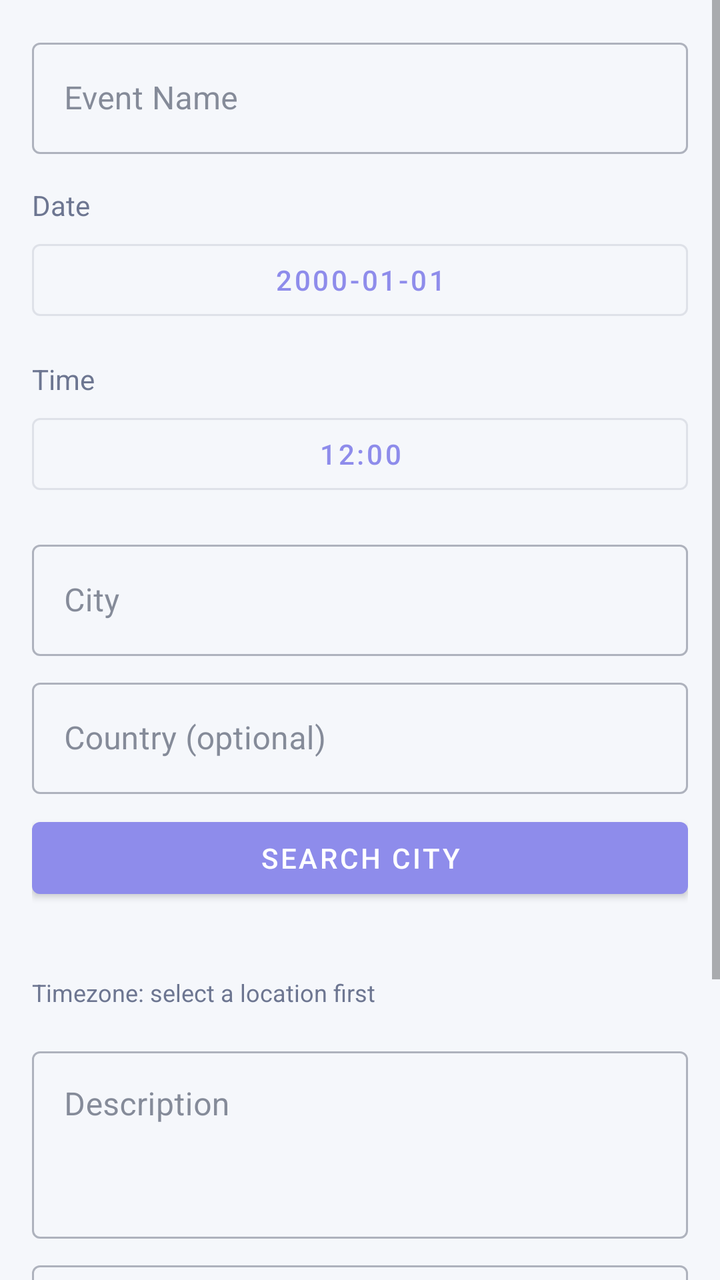
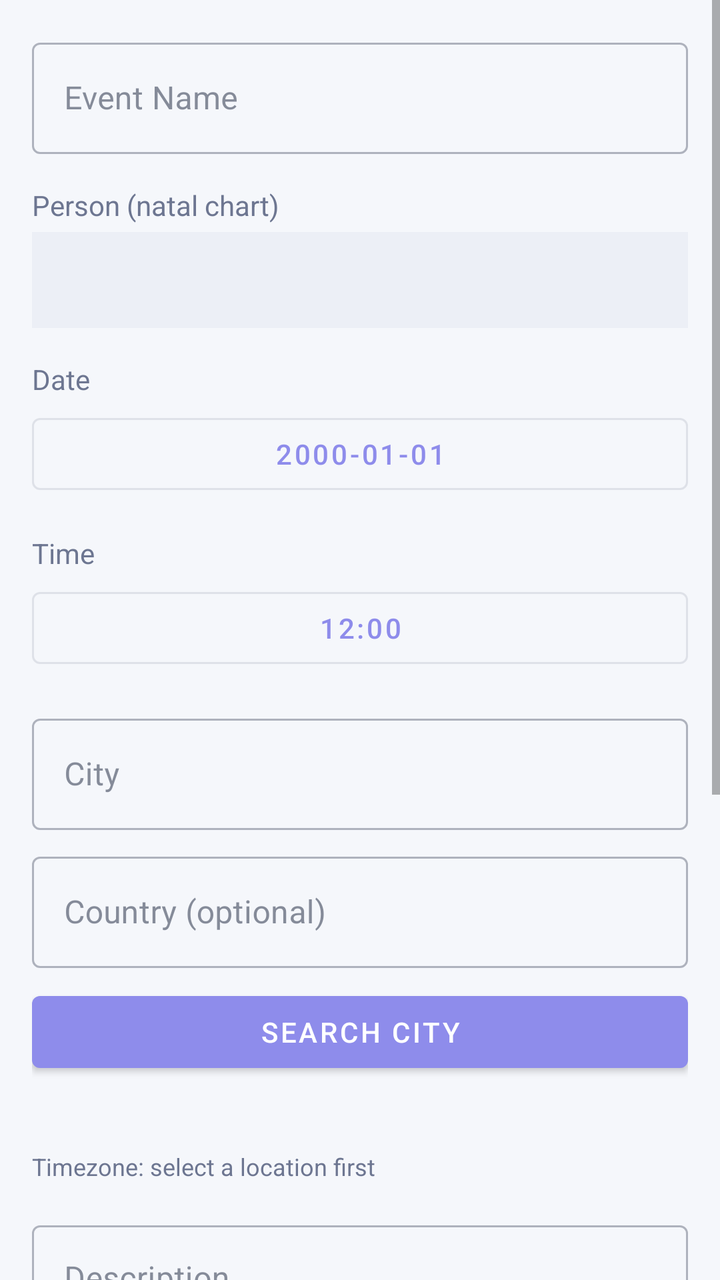

Before-and-after screenshots of an Android layout around one commit, followed by the original layout XML and the change that was made.
<!-- AndroidManifest.xml: application theme Theme.AstroDiary -->
<!-- res/layout/fragment_event_form.xml -->
<?xml version="1.0" encoding="utf-8"?>
<ScrollView
    xmlns:android="http://schemas.android.com/apk/res/android"
    xmlns:app="http://schemas.android.com/apk/res-auto"
    android:layout_width="match_parent"
    android:layout_height="match_parent"
    android:background="@color/background_dark">

    <LinearLayout
        android:layout_width="match_parent"
        android:layout_height="wrap_content"
        android:orientation="vertical"
        android:padding="16dp">

        <com.google.android.material.textfield.TextInputLayout
            android:id="@+id/layoutName"
            style="@style/Widget.MaterialComponents.TextInputLayout.OutlinedBox"
            android:layout_width="match_parent"
            android:layout_height="wrap_content"
            android:hint="@string/event_name">

            <com.google.android.material.textfield.TextInputEditText
                android:id="@+id/editName"
                android:layout_width="match_parent"
                android:layout_height="wrap_content"
                android:inputType="textCapSentences" />

        </com.google.android.material.textfield.TextInputLayout>

        <TextView
            android:layout_width="wrap_content"
            android:layout_height="wrap_content"
            android:layout_marginTop="16dp"
            android:text="@string/date"
            android:textColor="@color/text_secondary" />

        <Button
            android:id="@+id/buttonPickDate"
            style="@style/Widget.MaterialComponents.Button.OutlinedButton"
            android:layout_width="match_parent"
            android:layout_height="wrap_content"
            android:layout_marginTop="4dp"
            android:text="2000-01-01" />

        <TextView
            android:layout_width="wrap_content"
            android:layout_height="wrap_content"
            android:layout_marginTop="16dp"
            android:text="@string/time"
            android:textColor="@color/text_secondary" />

        <Button
            android:id="@+id/buttonPickTime"
            style="@style/Widget.MaterialComponents.Button.OutlinedButton"
            android:layout_width="match_parent"
            android:layout_height="wrap_content"
            android:layout_marginTop="4dp"
            android:text="12:00" />

        <com.google.android.material.textfield.TextInputLayout
            android:id="@+id/layoutCity"
            style="@style/Widget.MaterialComponents.TextInputLayout.OutlinedBox"
            android:layout_width="match_parent"
            android:layout_height="wrap_content"
            android:layout_marginTop="16dp"
            android:hint="@string/city">

            <com.google.android.material.textfield.TextInputEditText
                android:id="@+id/editCity"
                android:layout_width="match_parent"
                android:layout_height="wrap_content"
                android:inputType="textCapSentences" />

        </com.google.android.material.textfield.TextInputLayout>

        <com.google.android.material.textfield.TextInputLayout
            android:id="@+id/layoutCountry"
            style="@style/Widget.MaterialComponents.TextInputLayout.OutlinedBox"
            android:layout_width="match_parent"
            android:layout_height="wrap_content"
            android:layout_marginTop="8dp"
            android:hint="@string/country">

            <com.google.android.material.textfield.TextInputEditText
                android:id="@+id/editCountry"
                android:layout_width="match_parent"
                android:layout_height="wrap_content"
                android:inputType="textCapSentences" />

        </com.google.android.material.textfield.TextInputLayout>

        <Button
            android:id="@+id/buttonSearchCity"
            style="@style/Widget.MaterialComponents.Button"
            android:layout_width="match_parent"
            android:layout_height="wrap_content"
            android:layout_marginTop="8dp"
            android:text="@string/search_city" />

        <TextView
            android:id="@+id/textLocationSelected"
            android:layout_width="wrap_content"
            android:layout_height="wrap_content"
            android:layout_marginTop="8dp"
            android:textColor="@color/gold"
            android:textSize="14sp" />

        <TextView
            android:id="@+id/textTimezone"
            android:layout_width="match_parent"
            android:layout_height="wrap_content"
            android:layout_marginTop="8dp"
            android:textColor="@color/text_secondary"
            android:textSize="12sp"
            android:text="@string/timezone_select_first" />

        <com.google.android.material.textfield.TextInputLayout
            android:id="@+id/layoutDescription"
            style="@style/Widget.MaterialComponents.TextInputLayout.OutlinedBox"
            android:layout_width="match_parent"
            android:layout_height="wrap_content"
            android:layout_marginTop="16dp"
            android:hint="@string/description">

            <com.google.android.material.textfield.TextInputEditText
                android:id="@+id/editDescription"
                android:layout_width="match_parent"
                android:layout_height="wrap_content"
                android:gravity="top"
                android:inputType="textMultiLine"
                android:minLines="3" />

        </com.google.android.material.textfield.TextInputLayout>

        <com.google.android.material.textfield.TextInputLayout
            android:id="@+id/layoutTags"
            style="@style/Widget.MaterialComponents.TextInputLayout.OutlinedBox"
            android:layout_width="match_parent"
            android:layout_height="wrap_content"
            android:layout_marginTop="8dp"
            android:hint="@string/tags_hint">

            <com.google.android.material.textfield.TextInputEditText
                android:id="@+id/editTags"
                android:layout_width="match_parent"
                android:layout_height="wrap_content"
                android:inputType="text" />

        </com.google.android.material.textfield.TextInputLayout>

        <LinearLayout
            android:layout_width="match_parent"
            android:layout_height="wrap_content"
            android:layout_marginTop="12dp"
            android:gravity="center_vertical"
            android:orientation="horizontal">

            <TextView
                android:layout_width="0dp"
                android:layout_height="wrap_content"
                android:layout_weight="1"
                android:text="@string/global_event_label"
                android:textColor="@color/text_primary" />

            <com.google.android.material.switchmaterial.SwitchMaterial
                android:id="@+id/switchGlobal"
                android:layout_width="wrap_content"
                android:layout_height="wrap_content" />

        </LinearLayout>

        <ProgressBar
            android:id="@+id/progressBar"
            android:layout_width="wrap_content"
            android:layout_height="wrap_content"
            android:layout_gravity="center_horizontal"
            android:layout_marginTop="16dp"
            android:visibility="gone" />

        <Button
            android:id="@+id/buttonSave"
            style="@style/Widget.MaterialComponents.Button"
            android:layout_width="match_parent"
            android:layout_height="wrap_content"
            android:layout_marginTop="24dp"
            android:text="@string/calculate_and_save" />

    </LinearLayout>

</ScrollView>
<!-- resources referenced by this layout -->
<resources>
  <color name="background_dark">#F5F7FB</color>
  <color name="gold">#8E8CEB</color>
  <color name="text_primary">#3A4258</color>
  <color name="text_secondary">#6D7691</color>
  <string name="calculate_and_save">Calculate &amp; Save</string>
  <string name="city">City</string>
  <string name="country">Country (optional)</string>
  <string name="date">Date</string>
  <string name="description">Description</string>
  <string name="event_name">Event Name</string>
  <string name="global_event_label">Global event</string>
  <string name="search_city">Search City</string>
  <string name="tags_hint">Tags (comma-separated)</string>
  <string name="time">Time</string>
  <string name="timezone_select_first">Timezone: select a location first</string>
  <style name="Theme.AstroDiary" parent="Theme.MaterialComponents.Light.NoActionBar">
          <item name="colorPrimary">@color/md_theme_dark_primary</item>
          <item name="colorPrimaryVariant">@color/md_theme_dark_primaryContainer</item>
          <item name="colorOnPrimary">@color/md_theme_dark_onPrimary</item>
          <item name="colorSecondary">@color/md_theme_dark_secondary</item>
          <item name="colorSecondaryVariant">@color/md_theme_dark_secondaryContainer</item>
          <item name="colorOnSecondary">@color/md_theme_dark_onSecondary</item>
          <item name="colorError">@color/md_theme_dark_error</item>
          <item name="colorOnError">@color/md_theme_dark_onError</item>
          <item name="android:colorBackground">@color/md_theme_dark_background</item>
          <item name="colorOnBackground">@color/md_theme_dark_onBackground</item>
          <item name="colorSurface">@color/md_theme_dark_surface</item>
          <item name="colorOnSurface">@color/md_theme_dark_onSurface</item>
          <item name="android:statusBarColor">@color/md_theme_dark_primary</item>
          <item name="android:navigationBarColor">@color/md_theme_dark_background</item>
          <item name="android:windowBackground">@color/md_theme_dark_background</item>
      </style>
  <color name="md_theme_dark_primary">#8E8CEB</color>
  <color name="md_theme_dark_primaryContainer">#E8E6F5</color>
  <color name="md_theme_dark_onPrimary">#FFFFFF</color>
  <color name="md_theme_dark_secondary">#A8C7B5</color>
  <color name="md_theme_dark_secondaryContainer">#DDEBFA</color>
  <color name="md_theme_dark_onSecondary">#FFFFFF</color>
  <color name="md_theme_dark_error">#B3261E</color>
  <color name="md_theme_dark_onError">#FFFFFF</color>
  <color name="md_theme_dark_background">#F5F7FB</color>
  <color name="md_theme_dark_onBackground">#3A4258</color>
  <color name="md_theme_dark_surface">#E8E6F5</color>
  <color name="md_theme_dark_onSurface">#3A4258</color>
</resources>

<!-- the commit's change to res/layout/fragment_event_form.xml (unified diff, before → after) -->
@@ -31,6 +31,21 @@
             android:layout_width="wrap_content"
             android:layout_height="wrap_content"
             android:layout_marginTop="16dp"
+            android:text="@string/event_person"
+            android:textColor="@color/text_secondary" />
+
+        <Spinner
+            android:id="@+id/spinnerPerson"
+            android:layout_width="match_parent"
+            android:layout_height="48dp"
+            android:layout_marginTop="4dp"
+            android:background="@color/surface_variant"
+            android:padding="8dp" />
+
+        <TextView
+            android:layout_width="wrap_content"
+            android:layout_height="wrap_content"
+            android:layout_marginTop="16dp"
             android:text="@string/date"
             android:textColor="@color/text_secondary" />
 
@@ -147,6 +162,59 @@
                 android:inputType="text" />
 
         </com.google.android.material.textfield.TextInputLayout>
+
+        <TextView
+            android:layout_width="wrap_content"
+            android:layout_height="wrap_content"
+            android:layout_marginTop="16dp"
+            android:text="@string/event_image"
+            android:textColor="@color/text_secondary" />
+
+        <ImageView
+            android:id="@+id/imagePreview"
+            android:layout_width="match_parent"
+            android:layout_height="180dp"
+            android:layout_marginTop="4dp"
+            android:background="@color/surface_variant"
+            android:scaleType="centerCrop"
+            android:contentDescription="@string/event_image"
+            android:visibility="gone" />
+
+        <TextView
+            android:id="@+id/textNoImage"
+            android:layout_width="match_parent"
+            android:layout_height="wrap_content"
+            android:layout_marginTop="4dp"
+            android:text="@string/event_image_none"
+            android:textColor="@color/text_muted"
+            android:textSize="12sp" />
+
+        <LinearLayout
+            android:layout_width="match_parent"
+            android:layout_height="wrap_content"
+            android:layout_marginTop="4dp"
+            android:orientation="horizontal">
+
+            <Button
+                android:id="@+id/buttonPickImage"
+                style="@style/Widget.MaterialComponents.Button.OutlinedButton"
+                android:layout_width="0dp"
+                android:layout_weight="1"
+                android:layout_height="wrap_content"
+                android:layout_marginEnd="4dp"
+                android:text="@string/event_image_upload" />
+
+            <Button
+                android:id="@+id/buttonDeleteImage"
+                style="@style/Widget.MaterialComponents.Button.OutlinedButton"
+                android:layout_width="0dp"
+                android:layout_weight="1"
+                android:layout_height="wrap_content"
+                android:layout_marginStart="4dp"
+                android:text="@string/event_image_delete"
+                android:visibility="gone" />
+
+        </LinearLayout>
 
         <LinearLayout
             android:layout_width="match_parent"
<!-- resource entries referenced after the edit -->
@@ -2,6 +2,8 @@
 <resources>
   <color name="background_dark">#F5F7FB</color>
   <color name="gold">#8E8CEB</color>
+  <color name="surface_variant">#ECEFF6</color>
+  <color name="text_muted">#98A0BA</color>
   <color name="text_primary">#3A4258</color>
   <color name="text_secondary">#6D7691</color>
   <string name="calculate_and_save">Calculate &amp; Save</string>
@@ -9,7 +11,12 @@
   <string name="country">Country (optional)</string>
   <string name="date">Date</string>
   <string name="description">Description</string>
+  <string name="event_image">Image</string>
+  <string name="event_image_delete">Delete image</string>
+  <string name="event_image_none">No image — the gallery shows the chart\'s most-exact aspect.</string>
+  <string name="event_image_upload">Upload image</string>
   <string name="event_name">Event Name</string>
+  <string name="event_person">Person (natal chart)</string>
   <string name="global_event_label">Global event</string>
   <string name="search_city">Search City</string>
   <string name="tags_hint">Tags (comma-separated)</string>
@@ -28,9 +35,12 @@
           <item name="colorOnBackground">@color/md_theme_dark_onBackground</item>
           <item name="colorSurface">@color/md_theme_dark_surface</item>
           <item name="colorOnSurface">@color/md_theme_dark_onSurface</item>
-          <item name="android:statusBarColor">@color/md_theme_dark_primary</item>
-          <item name="android:navigationBarColor">@color/md_theme_dark_background</item>
+          
+          <item name="android:statusBarColor">@color/surface_dark</item>
+          <item name="android:navigationBarColor">@color/surface_dark</item>
           <item name="android:windowBackground">@color/md_theme_dark_background</item>
+          
+          <item name="android:windowLightStatusBar">true</item>
       </style>
   <color name="md_theme_dark_primary">#8E8CEB</color>
   <color name="md_theme_dark_primaryContainer">#E8E6F5</color>
@@ -44,5 +54,6 @@
   <color name="md_theme_dark_onBackground">#3A4258</color>
   <color name="md_theme_dark_surface">#E8E6F5</color>
   <color name="md_theme_dark_onSurface">#3A4258</color>
+  <color name="surface_dark">#E8E6F5</color>
 </resources>
 
